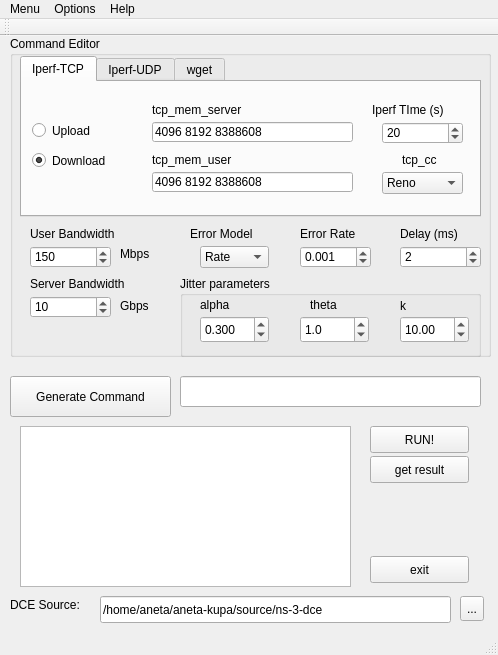
Before: the Qt Designer form kupa-gui-2/kupagui.ui in anetaaneta/kupakupa, drawn with Qt 5.
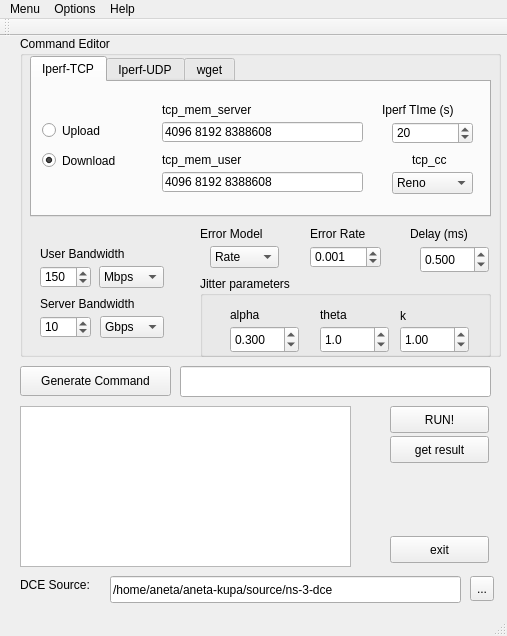
After: the same form once the commit is applied.

```diff
--- a/kupa-gui-2/kupagui.ui
+++ b/kupa-gui-2/kupagui.ui
@@ -6,8 +6,8 @@
    <rect>
     <x>0</x>
     <y>0</y>
-    <width>498</width>
-    <height>655</height>
+    <width>507</width>
+    <height>636</height>
    </rect>
   </property>
   <property name="windowTitle">
@@ -17,7 +17,7 @@
    <widget class="QGroupBox" name="groupBox">
     <property name="geometry">
      <rect>
-      <x>10</x>
+      <x>20</x>
       <y>0</y>
       <width>481</width>
       <height>321</height>
@@ -597,8 +597,8 @@
      <property name="geometry">
       <rect>
        <x>20</x>
-       <y>210</y>
-       <width>81</width>
+       <y>230</y>
+       <width>51</width>
        <height>22</height>
       </rect>
      </property>
@@ -613,8 +613,8 @@
      <property name="geometry">
       <rect>
        <x>20</x>
-       <y>260</y>
-       <width>81</width>
+       <y>280</y>
+       <width>51</width>
        <height>22</height>
       </rect>
      </property>
@@ -626,7 +626,7 @@
      <property name="geometry">
       <rect>
        <x>20</x>
-       <y>190</y>
+       <y>210</y>
        <width>111</width>
        <height>16</height>
       </rect>
@@ -639,7 +639,7 @@
      <property name="geometry">
       <rect>
        <x>20</x>
-       <y>240</y>
+       <y>260</y>
        <width>121</width>
        <height>16</height>
       </rect>
@@ -648,32 +648,6 @@
       <string>Server Bandwidth</string>
      </property>
     </widget>
-    <widget class="QLabel" name="label_7">
-     <property name="geometry">
-      <rect>
-       <x>110</x>
-       <y>210</y>
-       <width>41</width>
-       <height>16</height>
-      </rect>
-     </property>
-     <property name="text">
-      <string>Mbps</string>
-     </property>
-    </widget>
-    <widget class="QLabel" name="label_8">
-     <property name="geometry">
-      <rect>
-       <x>110</x>
-       <y>260</y>
-       <width>41</width>
-       <height>20</height>
-      </rect>
-     </property>
-     <property name="text">
-      <string>Gbps</string>
-     </property>
-    </widget>
     <widget class="QComboBox" name="error_model">
      <property name="geometry">
       <rect>
@@ -716,22 +690,6 @@
       <double>0.001000000000000</double>
      </property>
     </widget>
-    <widget class="QSpinBox" name="delay">
-     <property name="geometry">
-      <rect>
-       <x>390</x>
-       <y>210</y>
-       <width>81</width>
-       <height>22</height>
-      </rect>
-     </property>
-     <property name="maximum">
-      <number>99999</number>
-     </property>
-     <property name="value">
-      <number>2</number>
-     </property>
-    </widget>
     <widget class="QLabel" name="label_9">
      <property name="geometry">
       <rect>
@@ -774,9 +732,9 @@
     <widget class="QGroupBox" name="groupBox_2">
      <property name="geometry">
       <rect>
-       <x>170</x>
+       <x>180</x>
        <y>240</y>
-       <width>301</width>
+       <width>291</width>
        <height>81</height>
       </rect>
      </property>
@@ -829,9 +787,9 @@
      <widget class="QLabel" name="label_20">
       <property name="geometry">
        <rect>
-        <x>20</x>
-        <y>20</y>
-        <width>51</width>
+        <x>30</x>
+        <y>30</y>
+        <width>40</width>
         <height>17</height>
        </rect>
       </property>
@@ -842,8 +800,8 @@
      <widget class="QLabel" name="label_21">
       <property name="geometry">
        <rect>
-        <x>130</x>
-        <y>20</y>
+        <x>120</x>
+        <y>30</y>
         <width>67</width>
         <height>17</height>
        </rect>
@@ -855,8 +813,8 @@
      <widget class="QLabel" name="label_22">
       <property name="geometry">
        <rect>
-        <x>220</x>
-        <y>20</y>
+        <x>200</x>
+        <y>30</y>
         <width>31</width>
         <height>20</height>
        </rect>
@@ -868,8 +826,8 @@
      <widget class="QDoubleSpinBox" name="alpha_value">
       <property name="geometry">
        <rect>
-        <x>20</x>
-        <y>40</y>
+        <x>30</x>
+        <y>50</y>
         <width>69</width>
         <height>27</height>
        </rect>
@@ -891,7 +849,7 @@
       <property name="geometry">
        <rect>
         <x>120</x>
-        <y>40</y>
+        <y>50</y>
         <width>69</width>
         <height>27</height>
        </rect>
@@ -909,8 +867,8 @@
      <widget class="QDoubleSpinBox" name="k_value">
       <property name="geometry">
        <rect>
-        <x>220</x>
-        <y>40</y>
+        <x>200</x>
+        <y>50</y>
         <width>69</width>
         <height>27</height>
        </rect>
@@ -919,18 +877,100 @@
        <double>999.000000000000000</double>
       </property>
       <property name="value">
-       <double>10.000000000000000</double>
+       <double>1.000000000000000</double>
       </property>
      </widget>
     </widget>
+    <widget class="QDoubleSpinBox" name="delay">
+     <property name="geometry">
+      <rect>
+       <x>400</x>
+       <y>210</y>
+       <width>69</width>
+       <height>27</height>
+      </rect>
+     </property>
+     <property name="decimals">
+      <number>3</number>
+     </property>
+     <property name="maximum">
+      <double>100.000000000000000</double>
+     </property>
+     <property name="singleStep">
+      <double>0.100000000000000</double>
+     </property>
+     <property name="value">
+      <double>0.500000000000000</double>
+     </property>
+    </widget>
+    <widget class="QComboBox" name="user_bw_unit">
+     <property name="geometry">
+      <rect>
+       <x>79</x>
+       <y>230</y>
+       <width>65</width>
+       <height>22</height>
+      </rect>
+     </property>
+     <property name="currentIndex">
+      <number>0</number>
+     </property>
+     <item>
+      <property name="text">
+       <string>Mbps</string>
+      </property>
+     </item>
+     <item>
+      <property name="text">
+       <string>Gbps</string>
+      </property>
+     </item>
+    </widget>
+    <widget class="QComboBox" name="server_bw_unit">
+     <property name="geometry">
+      <rect>
+       <x>80</x>
+       <y>280</y>
+       <width>64</width>
+       <height>22</height>
+      </rect>
+     </property>
+     <property name="currentIndex">
+      <number>1</number>
+     </property>
+     <item>
+      <property name="text">
+       <string>Mbps</string>
+      </property>
+     </item>
+     <item>
+      <property name="text">
+       <string>Gbps</string>
+      </property>
+     </item>
+    </widget>
+    <zorder>tabWidget</zorder>
+    <zorder>user_bw</zorder>
+    <zorder>server_bw</zorder>
+    <zorder>label_5</zorder>
+    <zorder>label_6</zorder>
+    <zorder>error_model</zorder>
+    <zorder>error_rate</zorder>
+    <zorder>label_9</zorder>
+    <zorder>label_10</zorder>
+    <zorder>label_11</zorder>
+    <zorder>delay</zorder>
+    <zorder>groupBox_2</zorder>
+    <zorder>user_bw_unit</zorder>
+    <zorder>server_bw_unit</zorder>
    </widget>
    <widget class="QPushButton" name="button_generate_command">
     <property name="geometry">
      <rect>
-      <x>10</x>
-      <y>340</y>
-      <width>161</width>
-      <height>41</height>
+      <x>20</x>
+      <y>330</y>
+      <width>151</width>
+      <height>30</height>
      </rect>
     </property>
     <property name="text">
@@ -941,8 +981,8 @@
     <property name="geometry">
      <rect>
       <x>180</x>
-      <y>340</y>
-      <width>301</width>
+      <y>330</y>
+      <width>311</width>
       <height>31</height>
      </rect>
     </property>
@@ -954,7 +994,7 @@
     <property name="geometry">
      <rect>
       <x>20</x>
-      <y>390</y>
+      <y>370</y>
       <width>331</width>
       <height>161</height>
      </rect>
@@ -966,8 +1006,8 @@
    <widget class="QPushButton" name="button_run">
     <property name="geometry">
      <rect>
-      <x>370</x>
-      <y>390</y>
+      <x>390</x>
+      <y>370</y>
       <width>99</width>
       <height>27</height>
      </rect>
@@ -982,8 +1022,8 @@
    <widget class="QPushButton" name="button_getResult">
     <property name="geometry">
      <rect>
-      <x>370</x>
-      <y>420</y>
+      <x>390</x>
+      <y>400</y>
       <width>99</width>
       <height>27</height>
      </rect>
@@ -998,8 +1038,8 @@
    <widget class="QPushButton" name="button_exit">
     <property name="geometry">
      <rect>
-      <x>370</x>
-      <y>520</y>
+      <x>390</x>
+      <y>500</y>
       <width>99</width>
       <height>27</height>
      </rect>
@@ -1011,8 +1051,8 @@
    <widget class="QLabel" name="label_19">
     <property name="geometry">
      <rect>
-      <x>10</x>
-      <y>560</y>
+      <x>20</x>
+      <y>540</y>
       <width>81</width>
       <height>17</height>
      </rect>
@@ -1024,8 +1064,8 @@
    <widget class="QLineEdit" name="dce_source">
     <property name="geometry">
      <rect>
-      <x>100</x>
-      <y>560</y>
+      <x>110</x>
+      <y>540</y>
       <width>351</width>
       <height>27</height>
      </rect>
@@ -1046,8 +1086,8 @@
    <widget class="QToolButton" name="button_changefolder">
     <property name="geometry">
      <rect>
-      <x>460</x>
-      <y>560</y>
+      <x>470</x>
+      <y>540</y>
       <width>24</width>
       <height>25</height>
      </rect>
@@ -1062,7 +1102,7 @@
     <rect>
      <x>0</x>
      <y>0</y>
-     <width>498</width>
+     <width>507</width>
      <height>25</height>
     </rect>
    </property>
```
